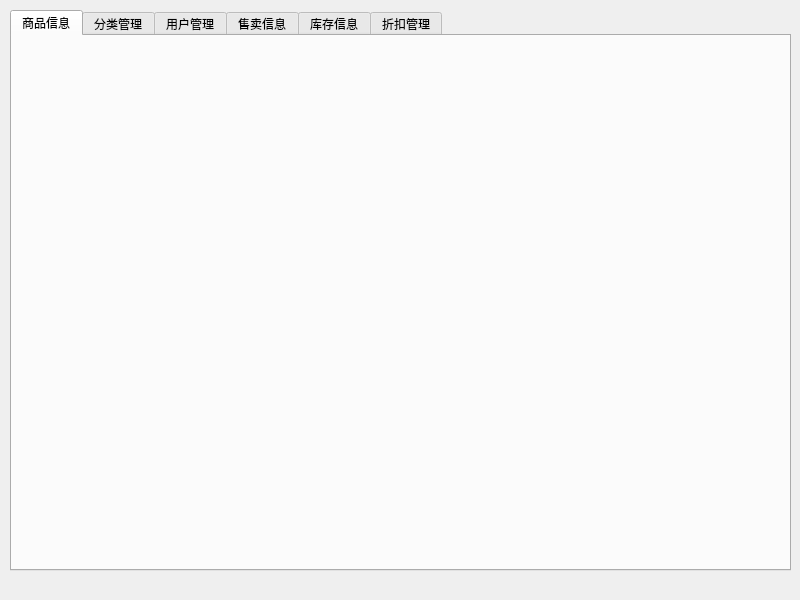
Above: MainWindow.ui from xmudbexp2021/SalesManager before the change. Below: the same form after it.
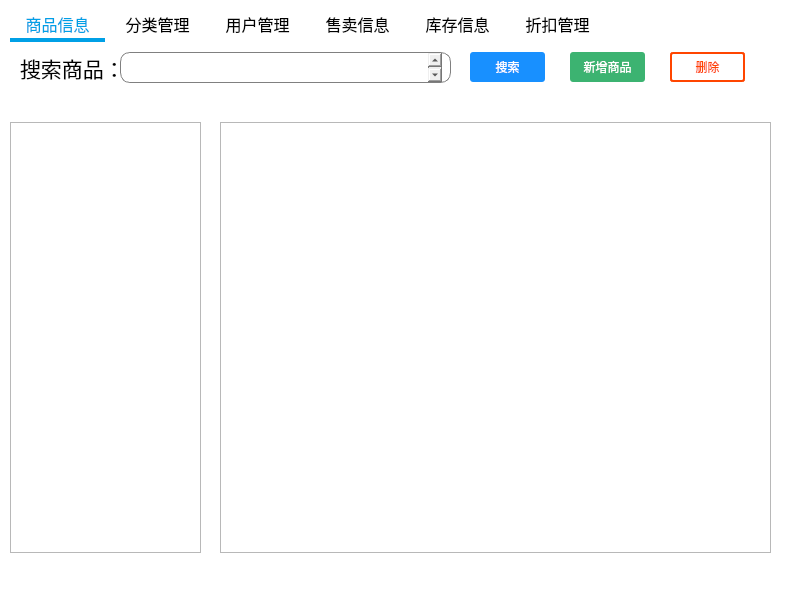
That is the form after the change.

```diff
--- a/MainWindow.ui
+++ b/MainWindow.ui
@@ -13,6 +13,11 @@
   <property name="windowTitle">
    <string>商品销售管理系统</string>
   </property>
+  <property name="styleSheet">
+   <string notr="true">QMainWindow {
+	background: #fff;
+}</string>
+  </property>
   <widget class="QWidget" name="centralwidget">
    <widget class="QTabWidget" name="tabWidget">
     <property name="geometry">
@@ -23,13 +28,203 @@
       <height>561</height>
      </rect>
     </property>
+    <property name="font">
+     <font>
+      <family>微软雅黑</family>
+      <pointsize>14</pointsize>
+     </font>
+    </property>
+    <property name="styleSheet">
+     <string notr="true">QTabWidget::pane {
+        border: none;
+        background: transparent;
+}
+QTabWidget::tab-bar {
+        border: none;	
+}
+QTabBar::tab {
+		font-size:16px;
+        border: none;
+        border-top-left-radius: 4px;
+        border-top-right-radius: 4px;
+        color: rgb(0, 0, 0);
+        background: rgb(255, 255, 255, 30);
+        height: 28px;
+        min-width: 85px;
+        margin-right: 5px;
+        padding-left: 5px;
+        padding-right: 5px;
+}
+
+QTabBar::tab:hover {
+		color: 	#87CEEB;
+   		background: 		#F5F5F5;
+		border-bottom:4px solid #008B8B;
+}
+
+QTabBar::tab:selected {
+        color: rgb(0, 160, 230);
+		border-bottom:4px solid rgb(0, 160, 230);
+}
+</string>
+    </property>
     <property name="currentIndex">
      <number>0</number>
     </property>
+    <property name="elideMode">
+     <enum>Qt::ElideNone</enum>
+    </property>
+    <property name="documentMode">
+     <bool>false</bool>
+    </property>
+    <property name="tabsClosable">
+     <bool>false</bool>
+    </property>
+    <property name="movable">
+     <bool>false</bool>
+    </property>
     <widget class="QWidget" name="goods">
      <attribute name="title">
       <string notr="true">商品信息</string>
      </attribute>
+     <widget class="QLabel" name="label">
+      <property name="geometry">
+       <rect>
+        <x>10</x>
+        <y>10</y>
+        <width>101</width>
+        <height>31</height>
+       </rect>
+      </property>
+      <property name="font">
+       <font>
+        <family>微软雅黑</family>
+        <pointsize>16</pointsize>
+       </font>
+      </property>
+      <property name="text">
+       <string>搜索商品： </string>
+      </property>
+     </widget>
+     <widget class="QTextEdit" name="textEdit">
+      <property name="geometry">
+       <rect>
+        <x>110</x>
+        <y>10</y>
+        <width>331</width>
+        <height>31</height>
+       </rect>
+      </property>
+      <property name="font">
+       <font>
+        <family>等线 Light</family>
+        <pointsize>14</pointsize>
+       </font>
+      </property>
+      <property name="styleSheet">
+       <string notr="true">border: 1px solid gray;/*设置边框的粗细，以及颜色*/
+border-radius: 10px;/*设置圆角的大小*/
+padding: 0 8px;/*如果没有内容光标在开始往后移动0.8像素点*/
+selection-background-color: darkgray;
+   </string>
+      </property>
+     </widget>
+     <widget class="QPushButton" name="searchButton">
+      <property name="geometry">
+       <rect>
+        <x>460</x>
+        <y>10</y>
+        <width>75</width>
+        <height>30</height>
+       </rect>
+      </property>
+      <property name="styleSheet">
+       <string notr="true">#searchButton {
+	background: #1890ff;
+	border: 0px;
+	border-radius: 3px;
+	color: #fff;
+}
+
+#searchButton:hover {
+	background: rgb(64,169,255);
+}</string>
+      </property>
+      <property name="text">
+       <string>搜索</string>
+      </property>
+     </widget>
+     <widget class="QPushButton" name="addButton">
+      <property name="geometry">
+       <rect>
+        <x>560</x>
+        <y>10</y>
+        <width>75</width>
+        <height>30</height>
+       </rect>
+      </property>
+      <property name="styleSheet">
+       <string notr="true">#addButton {
+	background:	#3CB371;
+	border: 0px;
+	border-radius: 3px;
+	color: #fff;
+}
+
+#addButton:hover {
+	background:	#8FBC8F;
+}</string>
+      </property>
+      <property name="text">
+       <string>新增商品</string>
+      </property>
+     </widget>
+     <widget class="QPushButton" name="deleteButton">
+      <property name="geometry">
+       <rect>
+        <x>660</x>
+        <y>10</y>
+        <width>75</width>
+        <height>30</height>
+       </rect>
+      </property>
+      <property name="styleSheet">
+       <string notr="true">#deleteButton {
+	color:#FF4500;
+	background:	white;
+ 	border:2px solid #FF4500;
+	border-radius: 3px;
+}
+
+#deleteButton:hover {
+	background:	#FF4500;
+	color:white;
+}</string>
+      </property>
+      <property name="text">
+       <string>删除</string>
+      </property>
+     </widget>
+     <widget class="QListWidget" name="typeList">
+      <property name="geometry">
+       <rect>
+        <x>0</x>
+        <y>80</y>
+        <width>191</width>
+        <height>431</height>
+       </rect>
+      </property>
+     </widget>
+     <widget class="QTableView" name="tableView">
+      <property name="geometry">
+       <rect>
+        <x>210</x>
+        <y>80</y>
+        <width>551</width>
+        <height>431</height>
+       </rect>
+      </property>
+     </widget>
     </widget>
     <widget class="QWidget" name="categories">
      <attribute name="title">
```
Left out of the diff: 2 changed lines with no effect on the pictures.
